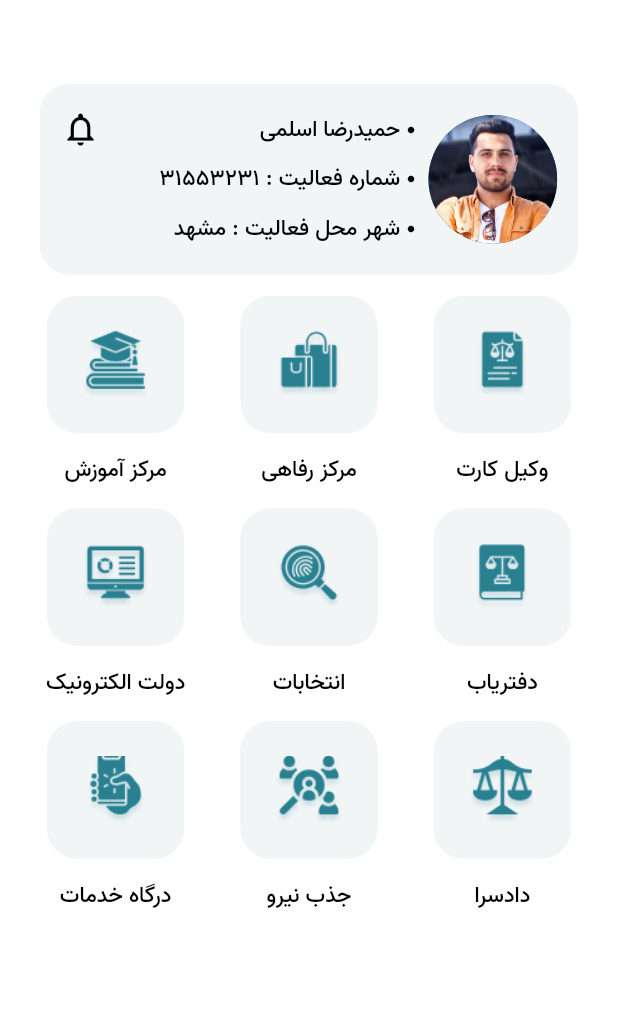
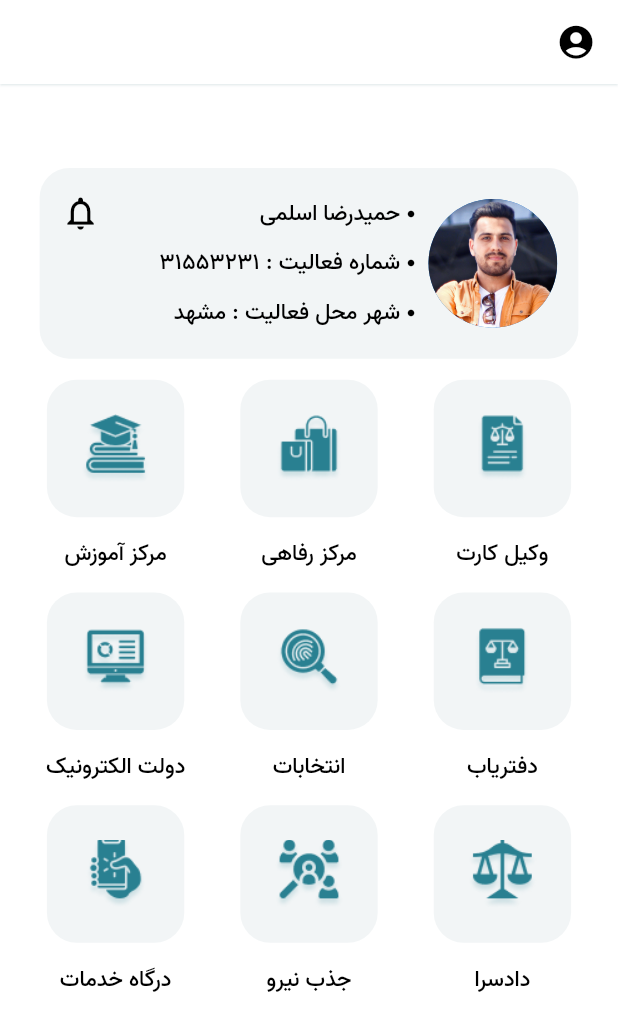
Before and after one commit to mraslamiii/lowyer_electronic, a Flutter app: the HomePage screen opened by its route, on a phone screen of 412 x 824 dp. Shown: the top 1031 px of the screen. Run offline on Flutter 3.47's test engine with Material 2 defaults, Android fonts, the phone set to English and light mode, and no system bars; our stand-ins replace animated_splash_screen, connectivity_plus, dio, flutter_svg, get, get_storage and 5 more; accounts and stored records are empty; statements that could not run were skipped; project files that could hold a hidden picture were left out.

Commit message:
first push

```diff
--- a/lib/app/app_pages.dart
+++ b/lib/app/app_pages.dart
@@ -25,7 +25,7 @@ abstract class Routes {
 }
 
 class AppPages {
-  static const initialRoute = Routes.lawyerPage;
+  static const initialRoute = Routes.splashPage;
 
   static final routes = [
     // GetPage(
--- a/lib/view/base/home_page/page/home_page.dart
+++ b/lib/view/base/home_page/page/home_page.dart
@@ -19,6 +19,7 @@ class HomePage extends StatelessWidget {
     return GetBuilder<HomeController>(
       init: HomeController(),
       builder: (controller) => customScaffold(
+        appBar: AppBar(leading: const Icon(Icons.account_circle_sharp,color: Colors.black,),),
         context: context,
         body: Column(
             children: [
```
